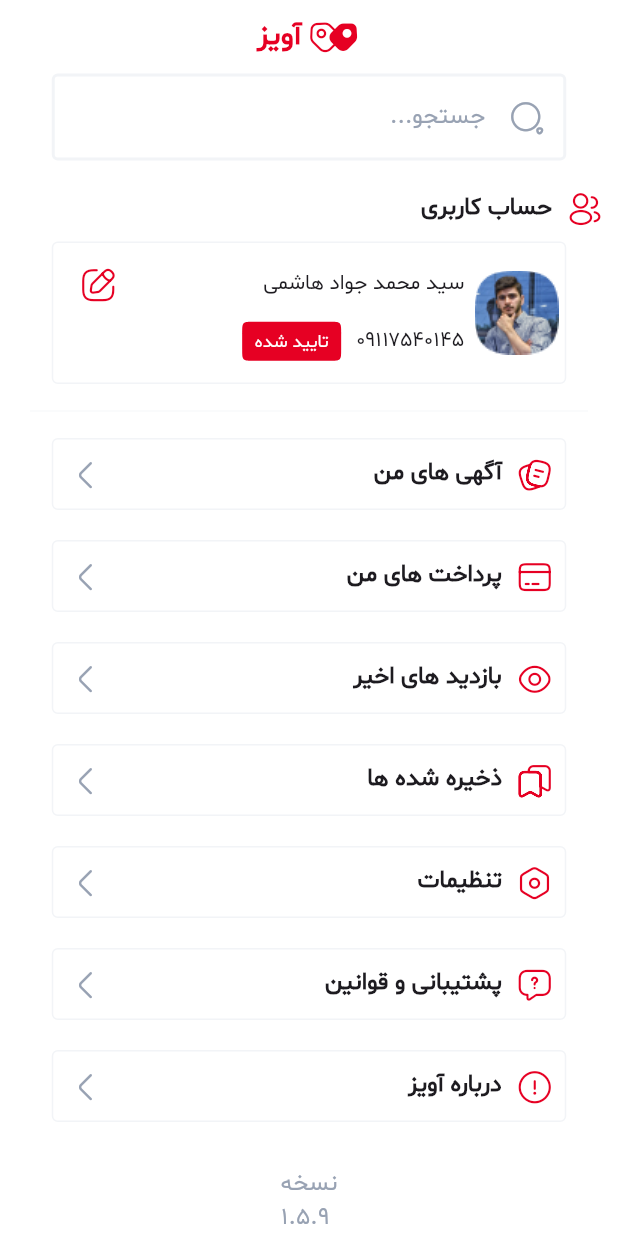
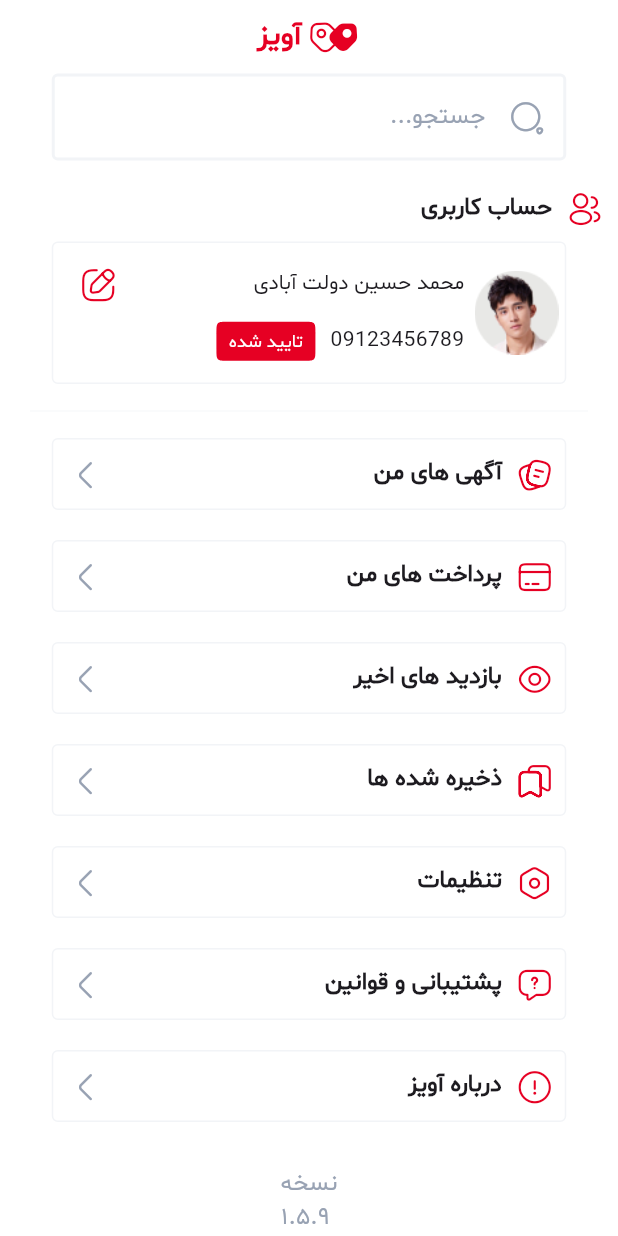
Before and after one commit to Mohammad-Hossein-Dlt/aviz_real_estate_ads, a Flutter app: the ProfileScreen screen opened directly, on a phone screen of 412 x 824 dp. Run offline on Flutter 3.47's test engine with Material 3 defaults, Android fonts, the phone set to English and light mode, and no system bars; our stand-ins replace dotted_border, file_picker, flutter_animate, flutter_staggered_animations, percent_indicator, pinput and 1 more.

Commit message:
publish project

```diff
--- a/lib/screens/profile_screen.dart
+++ b/lib/screens/profile_screen.dart
@@ -9,8 +9,8 @@ class ProfileScreen extends StatelessWidget {
   ProfileScreen({super.key});
 
   final Map<String, String> userData = {
-    "name": "سید محمد جواد هاشمی",
-    "phone-number": "۰۹۱۱۷۵۴۰۱۴۵",
+    "name":  "محمد حسین دولت آبادی",
+    "phone-number": "09123456789",
   };
 
   @override
```
Also changed, not shown: assets/images/profile.png.
